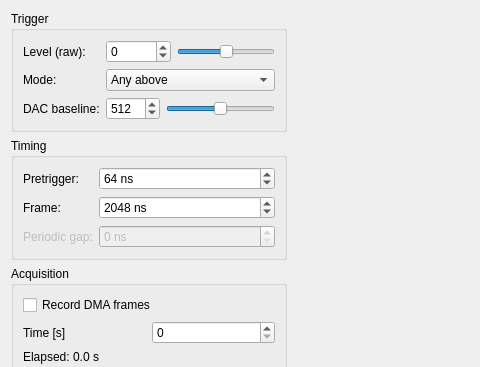
Old version of the form forms/scope_view.ui in the repository nucliflare/nlab-digitizer-community; both pictures show x 0 to 480 and y 0 to 367 of the 900 by 623 pixel window.
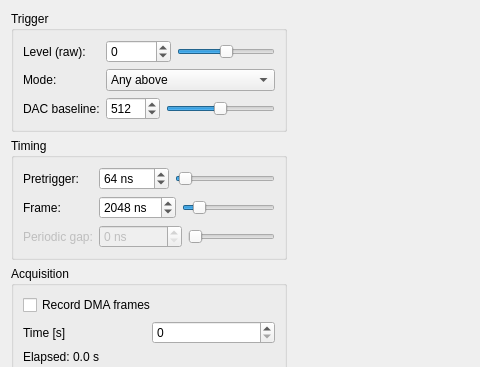
New version of the form. Custom widgets are drawn as their Qt base class.

Commit message:
fix: harden hardware controls and add Scope timing sliders
Clamp numeric widget edits to their bounds and snap discrete hardware
settings before committing them. Keep Scope timing sliders synchronized
with spin boxes, readbacks, resets, and Current DMA presets.

Disable unavailable PSU channels when initial converter reads fail, and
restore saved tabs only when their workspaces are available.

```diff
--- a/forms/scope_view.ui
+++ b/forms/scope_view.ui
@@ -155,6 +155,8 @@
          </widget>
         </item>
         <item row="0" column="1">
+         <layout class="QHBoxLayout" name="layoutPretrigger" stretch="0,1">
+          <item>
          <widget class="QSpinBox" name="spinPretrigger">
           <property name="minimum">
            <number>0</number>
@@ -173,6 +175,33 @@
           </property>
          </widget>
         </item>
+          <item>
+           <widget class="QSlider" name="sliderPretrigger">
+            <property name="minimum">
+             <number>0</number>
+            </property>
+            <property name="maximum">
+             <number>2040</number>
+            </property>
+            <property name="singleStep">
+             <number>8</number>
+            </property>
+            <property name="value">
+             <number>64</number>
+            </property>
+            <property name="minimumSize">
+             <size>
+              <width>80</width>
+              <height>0</height>
+             </size>
+            </property>
+            <property name="orientation">
+             <enum>Qt::Orientation::Horizontal</enum>
+            </property>
+           </widget>
+          </item>
+         </layout>
+        </item>
         <item row="1" column="0">
          <widget class="QLabel" name="labelFrameSamples">
           <property name="text">
@@ -181,6 +210,8 @@
          </widget>
         </item>
         <item row="1" column="1">
+         <layout class="QHBoxLayout" name="layoutFrameSamples" stretch="0,1">
+          <item>
          <widget class="QSpinBox" name="spinFrameSamples">
           <property name="minimum">
            <number>8</number>
@@ -199,6 +230,33 @@
           </property>
          </widget>
         </item>
+          <item>
+           <widget class="QSlider" name="sliderFrameSamples">
+            <property name="minimum">
+             <number>8</number>
+            </property>
+            <property name="maximum">
+             <number>16376</number>
+            </property>
+            <property name="singleStep">
+             <number>8</number>
+            </property>
+            <property name="value">
+             <number>2048</number>
+            </property>
+            <property name="minimumSize">
+             <size>
+              <width>80</width>
+              <height>0</height>
+             </size>
+            </property>
+            <property name="orientation">
+             <enum>Qt::Orientation::Horizontal</enum>
+            </property>
+           </widget>
+          </item>
+         </layout>
+        </item>
         <item row="2" column="0">
          <widget class="QLabel" name="labelFrameGap">
           <property name="enabled">
@@ -213,6 +271,8 @@
          </widget>
         </item>
         <item row="2" column="1">
+         <layout class="QHBoxLayout" name="layoutFrameGap" stretch="0,1">
+          <item>
          <widget class="QSpinBox" name="spinFrameGap">
           <property name="enabled">
            <bool>false</bool>
@@ -236,6 +296,36 @@
            <string> ns</string>
           </property>
          </widget>
+          </item>
+          <item>
+           <widget class="QSlider" name="sliderFrameGap">
+            <property name="enabled">
+             <bool>false</bool>
+            </property>
+            <property name="minimum">
+             <number>0</number>
+            </property>
+            <property name="maximum">
+             <number>524280</number>
+            </property>
+            <property name="singleStep">
+             <number>8</number>
+            </property>
+            <property name="value">
+             <number>0</number>
+            </property>
+            <property name="minimumSize">
+             <size>
+              <width>80</width>
+              <height>0</height>
+             </size>
+            </property>
+            <property name="orientation">
+             <enum>Qt::Orientation::Horizontal</enum>
+            </property>
+           </widget>
+          </item>
+         </layout>
         </item>
        </layout>
       </widget>
```
Lines whose indentation alone changed are shown as unchanged. The commit also changes 18 other files.
